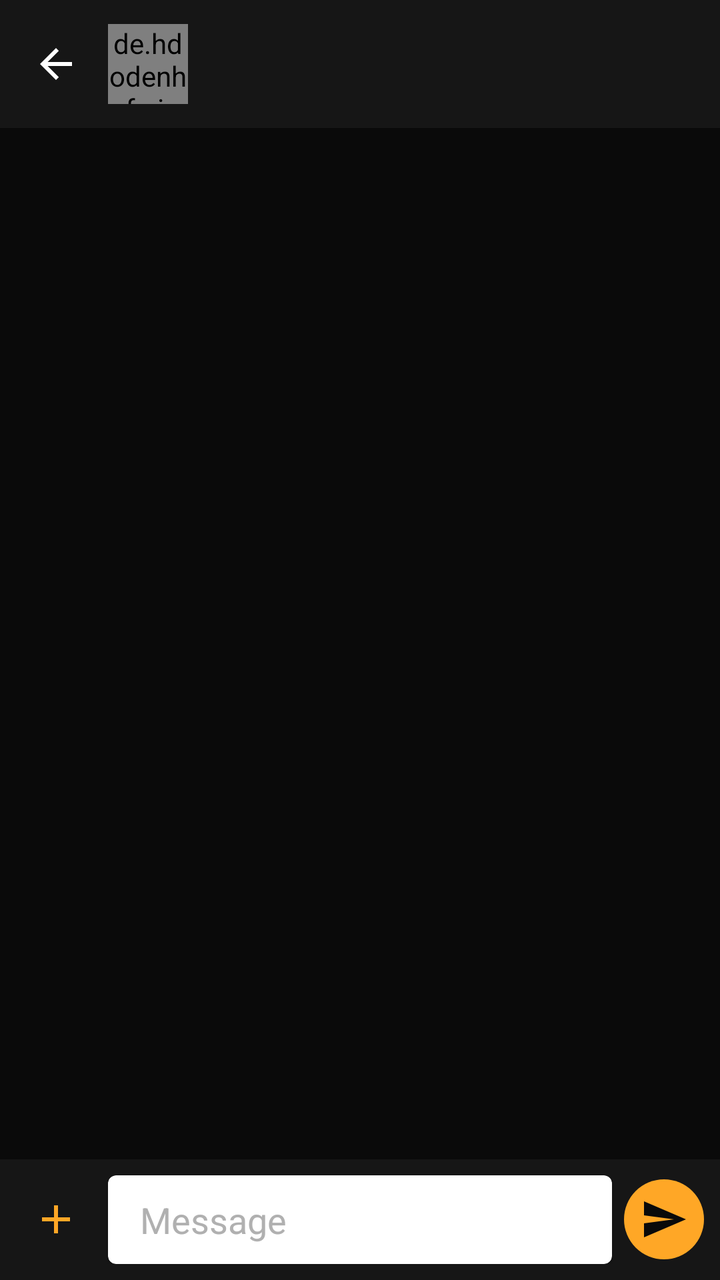
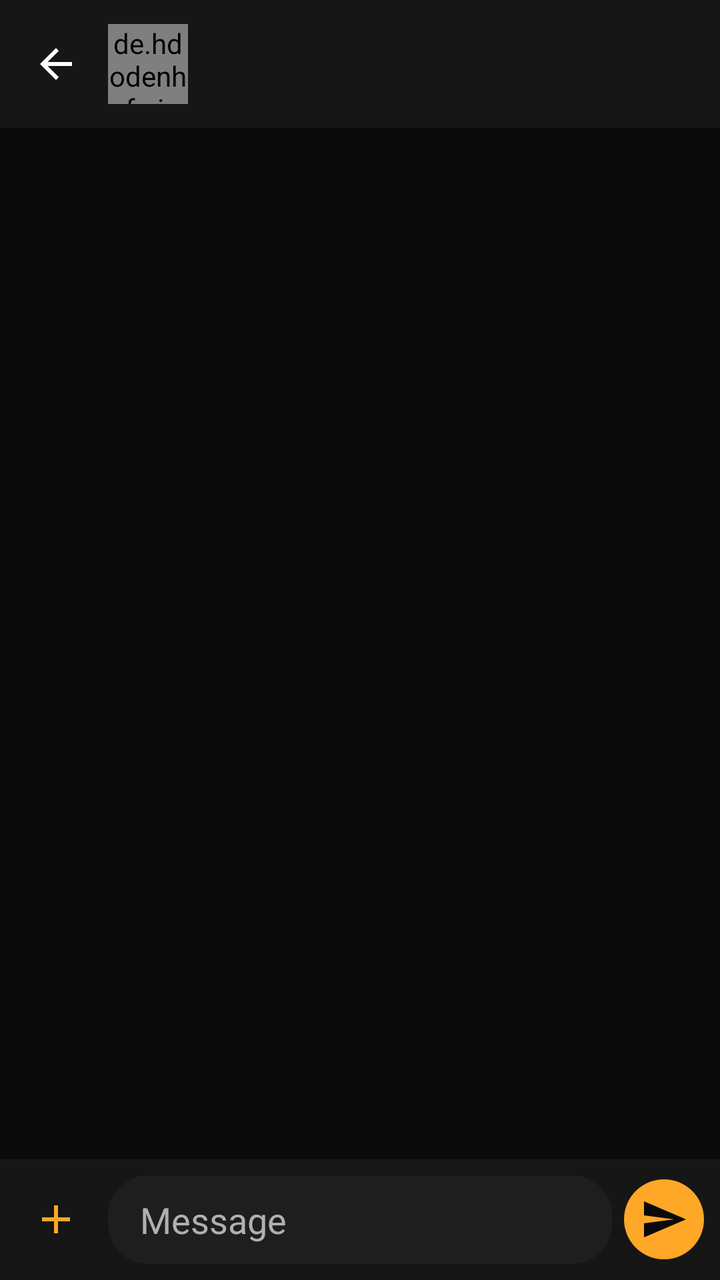

Before-and-after screenshots of an Android layout around one commit, followed by the original layout XML and the change that was made.
<!-- AndroidManifest.xml: application theme Theme.BlankRK -->
<!-- res/layout/activity_chat.xml -->
<?xml version="1.0" encoding="utf-8"?>
<LinearLayout
    xmlns:android="http://schemas.android.com/apk/res/android"
    xmlns:app="http://schemas.android.com/apk/res/app"
    android:layout_width="match_parent"
    android:layout_height="match_parent"
    android:orientation="vertical"
    android:background="@color/bg_primary">

    <LinearLayout
        android:layout_width="match_parent"
        android:layout_height="wrap_content"
        android:orientation="horizontal"
        android:gravity="center_vertical"
        android:background="@color/bg_secondary"
        android:padding="12dp">

        <ImageButton
            android:id="@+id/btnBack"
            android:layout_width="32dp"
            android:layout_height="32dp"
            android:background="@android:color/transparent"
            android:src="@drawable/ic_back" />

        <de.hdodenhof.circleimageview.CircleImageView
            android:id="@+id/chatHeaderAvatar"
            android:layout_width="40dp"
            android:layout_height="40dp"
            android:layout_marginStart="10dp"
            android:src="@drawable/ic_profile_placeholder" />

        <TextView
            android:id="@+id/chatHeaderName"
            android:layout_width="0dp"
            android:layout_height="wrap_content"
            android:layout_weight="1"
            android:layout_marginStart="10dp"
            android:textColor="@color/text_primary"
            android:textSize="16sp"
            android:textStyle="bold" />

    </LinearLayout>

    <androidx.recyclerview.widget.RecyclerView
        android:id="@+id/messagesRecycler"
        android:layout_width="match_parent"
        android:layout_height="0dp"
        android:layout_weight="1"
        android:clipToPadding="false"
        android:paddingHorizontal="8dp"
        android:paddingVertical="8dp" />

    
    <LinearLayout
        android:id="@+id/attachmentRow"
        android:layout_width="match_parent"
        android:layout_height="wrap_content"
        android:orientation="horizontal"
        android:visibility="gone"
        android:padding="12dp"
        android:background="@color/bg_secondary">

        <LinearLayout
            android:id="@+id/btnAttachImage"
            android:layout_width="0dp"
            android:layout_height="wrap_content"
            android:layout_weight="1"
            android:orientation="vertical"
            android:gravity="center">
            <ImageView android:layout_width="28dp" android:layout_height="28dp" android:src="@drawable/ic_image" />
            <TextView android:layout_width="wrap_content" android:layout_height="wrap_content" android:text="Photo" android:textColor="@color/text_secondary" android:textSize="11sp" android:layout_marginTop="4dp" />
        </LinearLayout>

        <LinearLayout
            android:id="@+id/btnAttachAudio"
            android:layout_width="0dp"
            android:layout_height="wrap_content"
            android:layout_weight="1"
            android:orientation="vertical"
            android:gravity="center">
            <ImageView android:layout_width="28dp" android:layout_height="28dp" android:src="@drawable/ic_mic" />
            <TextView android:layout_width="wrap_content" android:layout_height="wrap_content" android:text="Audio" android:textColor="@color/text_secondary" android:textSize="11sp" android:layout_marginTop="4dp" />
        </LinearLayout>

    </LinearLayout>

    <LinearLayout
        android:layout_width="match_parent"
        android:layout_height="wrap_content"
        android:orientation="horizontal"
        android:gravity="center_vertical"
        android:background="@color/bg_secondary"
        android:padding="8dp">

        <ImageButton
            android:id="@+id/btnPlus"
            android:layout_width="40dp"
            android:layout_height="40dp"
            android:background="@android:color/transparent"
            android:src="@drawable/ic_plus" />

        <com.google.android.material.card.MaterialCardView
            android:layout_width="0dp"
            android:layout_height="wrap_content"
            android:layout_weight="1"
            android:layout_marginStart="6dp"
            app:cardBackgroundColor="@color/bg_card"
            app:cardCornerRadius="20dp"
            app:cardElevation="0dp">

            <EditText
                android:id="@+id/messageInput"
                android:layout_width="match_parent"
                android:layout_height="wrap_content"
                android:background="@android:color/transparent"
                android:hint="Message"
                android:textColorHint="@color/text_secondary"
                android:textColor="@color/text_primary"
                android:paddingStart="16dp"
                android:paddingEnd="16dp"
                android:paddingTop="10dp"
                android:paddingBottom="10dp"
                android:inputType="textCapSentences|textMultiLine"
                android:maxLines="4" />

        </com.google.android.material.card.MaterialCardView>

        <ImageButton
            android:id="@+id/btnSend"
            android:layout_width="40dp"
            android:layout_height="40dp"
            android:layout_marginStart="6dp"
            android:background="@drawable/bg_send_circle"
            android:src="@drawable/ic_send"
            android:padding="10dp" />

    </LinearLayout>

</LinearLayout>
<!-- resources referenced by this layout -->
<resources>
  <color name="bg_card">#1E1E1E</color>
  <color name="bg_primary">#0A0A0A</color>
  <color name="bg_secondary">#161616</color>
  <color name="text_primary">#FFFFFF</color>
  <color name="text_secondary">#B0B0B0</color>
  <!-- drawable bg_send_circle (drawable) -->
  <?xml version="1.0" encoding="utf-8"?>
  <shape xmlns:android="http://schemas.android.com/apk/res/android" android:shape="oval">
      <solid android:color="@color/accent" />
  </shape>
  <!-- drawable ic_back (drawable) -->
  <vector xmlns:android="http://schemas.android.com/apk/res/android"
      android:width="24dp" android:height="24dp"
      android:viewportWidth="24" android:viewportHeight="24">
      <path android:fillColor="#FFFFFF"
          android:pathData="M20,11L7.83,11l5.59,-5.59L12,4l-8,8 8,8 1.41,-1.41L7.83,13L20,13z"/>
  </vector>
  <!-- drawable ic_image (drawable) -->
  <vector xmlns:android="http://schemas.android.com/apk/res/android"
      android:width="24dp" android:height="24dp"
      android:viewportWidth="24" android:viewportHeight="24">
      <path android:fillColor="#FFFFFF"
          android:pathData="M21,19L21,5c0,-1.1 -0.9,-2 -2,-2L5,3c-1.1,0 -2,0.9 -2,2v14c0,1.1 0.9,2 2,2h14c1.1,0 2,-0.9 2,-2zM8.9,13.98l2.1,2.53 3.1,-3.99L18,17L6,17l2.9,-3.02z"/>
  </vector>
  <!-- drawable ic_mic (drawable) -->
  <vector xmlns:android="http://schemas.android.com/apk/res/android"
      android:width="24dp" android:height="24dp"
      android:viewportWidth="24" android:viewportHeight="24">
      <path android:fillColor="#FFA726"
          android:pathData="M12,14c1.66,0 3,-1.34 3,-3L15,5c0,-1.66 -1.34,-3 -3,-3S9,3.34 9,5v6c0,1.66 1.34,3 3,3zM17.3,11c0,3 -2.54,5.1 -5.3,5.1S6.7,14 6.7,11L5,11c0,3.41 2.72,6.23 6,6.72L11,21h2v-3.28c3.28,-0.48 6,-3.3 6,-6.72h-1.7z"/>
  </vector>
  <!-- drawable ic_plus (drawable) -->
  <vector xmlns:android="http://schemas.android.com/apk/res/android"
      android:width="24dp" android:height="24dp"
      android:viewportWidth="24" android:viewportHeight="24">
      <path android:fillColor="#FFA726"
          android:pathData="M19,13h-6v6h-2v-6H5v-2h6V5h2v6h6v2z"/>
  </vector>
  <!-- drawable ic_profile_placeholder (drawable) -->
  <vector xmlns:android="http://schemas.android.com/apk/res/android"
      android:width="24dp" android:height="24dp"
      android:viewportWidth="24" android:viewportHeight="24">
      <path android:fillColor="#666666"
          android:pathData="M12,12c2.21,0 4,-1.79 4,-4s-1.79,-4 -4,-4 -4,1.79 -4,4 1.79,4 4,4zM12,14c-2.67,0 -8,1.34 -8,4v2h16v-2c0,-2.66 -5.33,-4 -8,-4z"/>
  </vector>
  <!-- drawable ic_send (drawable) -->
  <vector xmlns:android="http://schemas.android.com/apk/res/android"
      android:width="24dp" android:height="24dp"
      android:viewportWidth="24" android:viewportHeight="24">
      <path android:fillColor="#0A0A0A"
          android:pathData="M2.01,21L23,12 2.01,3 2,10l15,2 -15,2z"/>
  </vector>
  <style name="Theme.BlankRK" parent="Theme.MaterialComponents.DayNight.NoActionBar">
          <item name="colorPrimary">@color/accent</item>
          <item name="colorPrimaryDark">@color/bg_primary</item>
          <item name="colorAccent">@color/accent</item>
          <item name="android:windowBackground">@color/bg_primary</item>
          <item name="android:statusBarColor">@color/bg_primary</item>
          <item name="android:navigationBarColor">@color/bg_primary</item>
          <item name="android:windowLightStatusBar">false</item>
      </style>
  <color name="accent">#FFA726</color>
</resources>

<!-- the commit's change to res/layout/activity_chat.xml (unified diff, before → after) -->
@@ -1,7 +1,7 @@
 <?xml version="1.0" encoding="utf-8"?>
 <LinearLayout
     xmlns:android="http://schemas.android.com/apk/res/android"
-    xmlns:app="http://schemas.android.com/apk/res/app"
+    xmlns:app="http://schemas.android.com/apk/res-auto"
     android:layout_width="match_parent"
     android:layout_height="match_parent"
     android:orientation="vertical"
